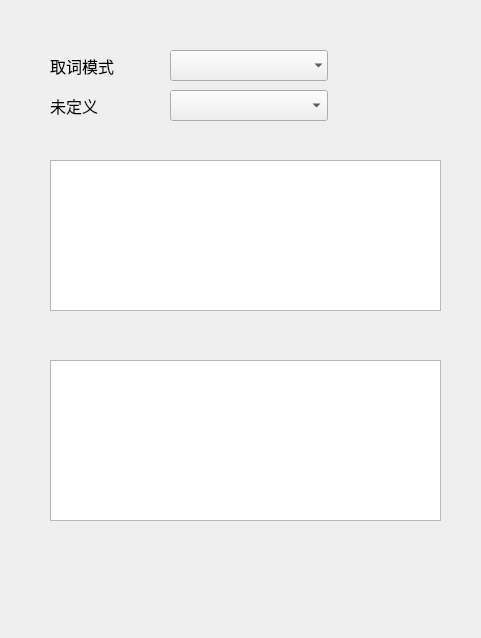
Qt form src/configwindow.ui (jiangzc/CuteTranslation) before a commit.
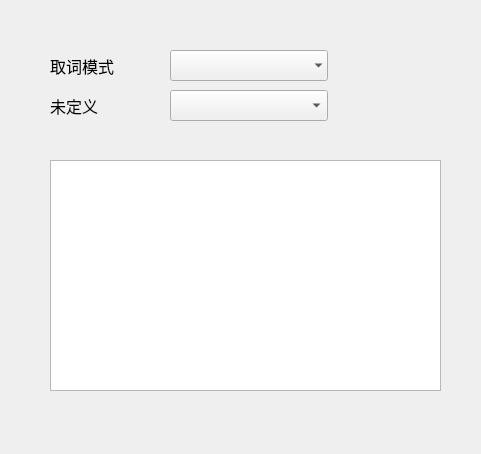
The same form after that commit.

Commit message: change stylesheet for listView

The edit to the form file:
```diff
--- a/src/configwindow.ui
+++ b/src/configwindow.ui
@@ -7,7 +7,7 @@
     <x>0</x>
     <y>0</y>
     <width>481</width>
-    <height>638</height>
+    <height>454</height>
    </rect>
   </property>
   <property name="windowTitle">
@@ -93,7 +93,7 @@
      <x>50</x>
      <y>160</y>
      <width>391</width>
-     <height>151</height>
+     <height>231</height>
     </rect>
    </property>
    <property name="font">
@@ -102,21 +102,8 @@
      <pointsize>10</pointsize>
     </font>
    </property>
-  </widget>
-  <widget class="QListView" name="listView_2">
-   <property name="geometry">
-    <rect>
-     <x>50</x>
-     <y>360</y>
-     <width>391</width>
-     <height>161</height>
-    </rect>
-   </property>
-   <property name="font">
-    <font>
-     <family>Microsoft YaHei UI</family>
-     <pointsize>10</pointsize>
-    </font>
+   <property name="editTriggers">
+    <set>QAbstractItemView::NoEditTriggers</set>
    </property>
   </widget>
  </widget>
```
The commit also changes 1 other file.
